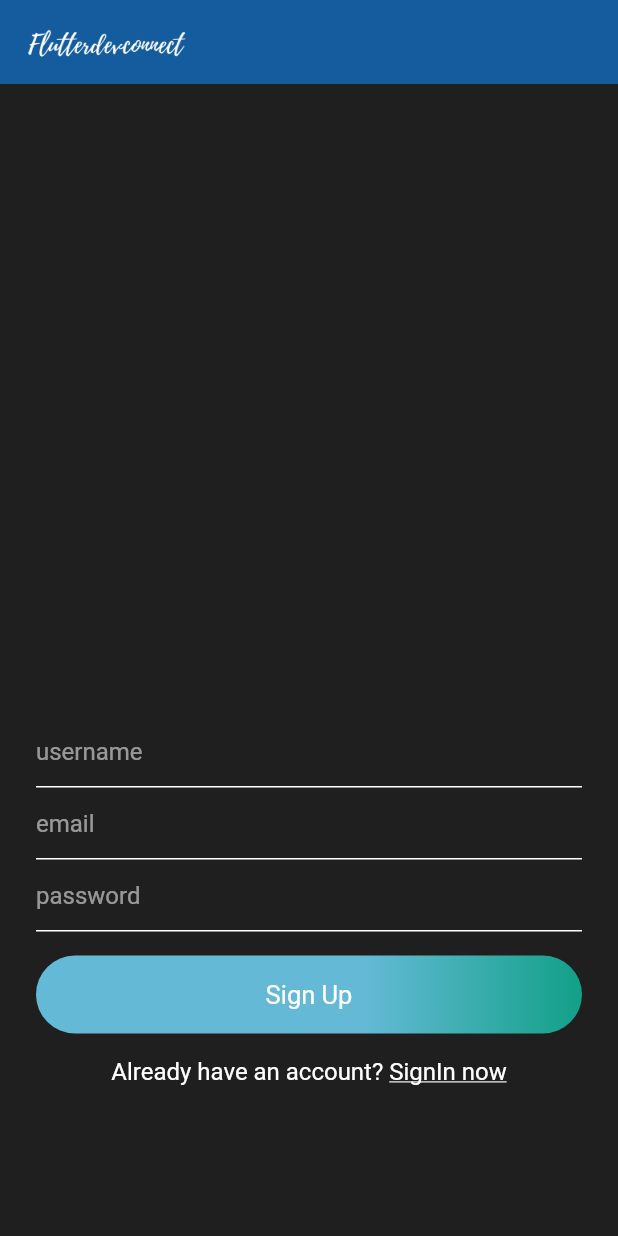
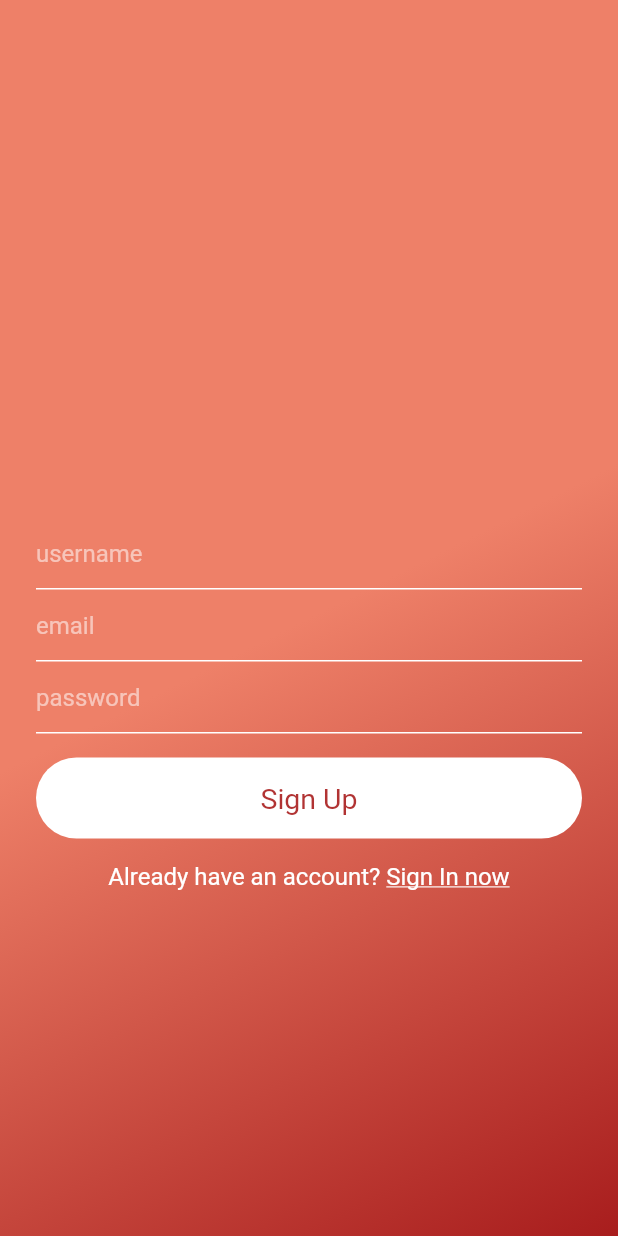
Before and after one commit to maximgnezdov/LetsStudy, a Flutter app: the screen it shows after launch, after a tap on "Sign In", after a tap on "Sign up", on a phone screen of 412 x 824 dp. Run offline on Flutter 3.47's test engine with Material 2 defaults, Android fonts, the phone set to English and light mode, and no system bars; our stand-ins replace cloud_firestore, firebase_auth, google_sign_in, shared_preferences; accounts and stored records are empty; Roboto replaces fonts that are missing (OverpassRegular).

```diff
--- a/lib/views/signup.dart
+++ b/lib/views/signup.dart
@@ -60,14 +60,29 @@ class _SignUpState extends State<SignUp> {
   @override
   Widget build(BuildContext context) {
     return Scaffold(
-      appBar: appBarMain(context),
+      resizeToAvoidBottomInset: false,
       body: isLoading ? Container(child: Center(child: CircularProgressIndicator(),),) :  Container(
         padding: EdgeInsets.symmetric(horizontal: 24),
+        decoration: BoxDecoration(
+          gradient: LinearGradient(
+            begin: Alignment.topLeft,
+            end: Alignment.bottomRight,
+            stops: [
+              0.5,
+              1
+            ],
+            colors: [
+              CustomTheme.alterBackground,
+              CustomTheme.alterGradient,
+            ],
+          ),
+        ),
         child: Column(
           children: [
             Spacer(),
             Form(
               key: formKey,
+              child: SingleChildScrollView(
                 child: Column(
                   children: [
                     TextFormField(
@@ -100,6 +115,7 @@ class _SignUpState extends State<SignUp> {
                   ],
                 ),
               ),
+            ),
             SizedBox(
               height: 16,
             ),
@@ -111,22 +127,11 @@ class _SignUpState extends State<SignUp> {
                 padding: EdgeInsets.symmetric(vertical: 16),
                 decoration: BoxDecoration(
                     borderRadius: BorderRadius.circular(30),
-                    gradient: LinearGradient(
-                      begin: Alignment.centerLeft,
-                      end: Alignment.centerRight,
-                      stops: [
-                        0.6,
-                        1
-                      ],
-                      colors: [
-                        CustomTheme.selfMessageBackgroundColor,
-                        CustomTheme.gradientColor
-                      ],
-                    )),
+                    color: Colors.white),
                 width: MediaQuery.of(context).size.width,
                 child: Text(
                   "Sign Up",
-                  style: biggerTextStyle(),
+                  style: TextStyle(fontSize: 19, color: CustomTheme.alterGradient.withOpacity(0.9)),
                   textAlign: TextAlign.center,
                 ),
               ),
@@ -160,7 +165,7 @@ class _SignUpState extends State<SignUp> {
                     widget.toggleView();
                   },
                   child: Text(
-                    "SignIn now",
+                    "Sign In now",
                     style: TextStyle(
                         color: Colors.white,
                         fontSize: 16,
@@ -170,8 +175,8 @@ class _SignUpState extends State<SignUp> {
               ],
             ),
             SizedBox(
-              height: 100,
-            )
+              height: 230,
+            ),
           ],
         ),
       ),
```
Lines whose indentation alone changed are shown as unchanged.
